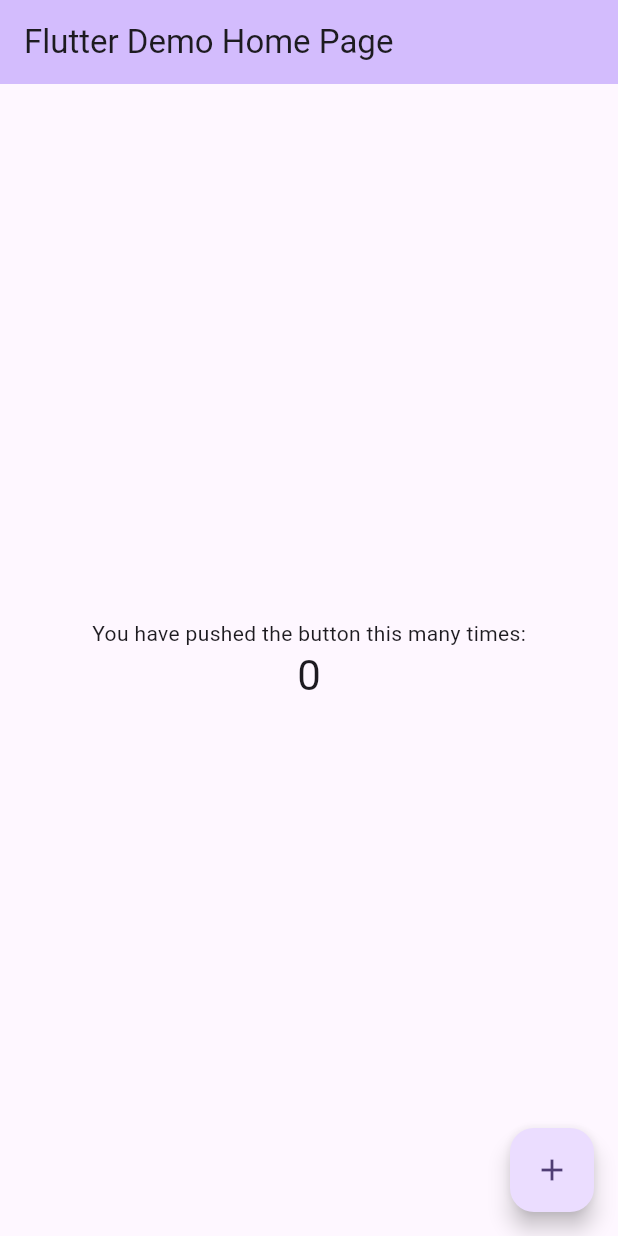
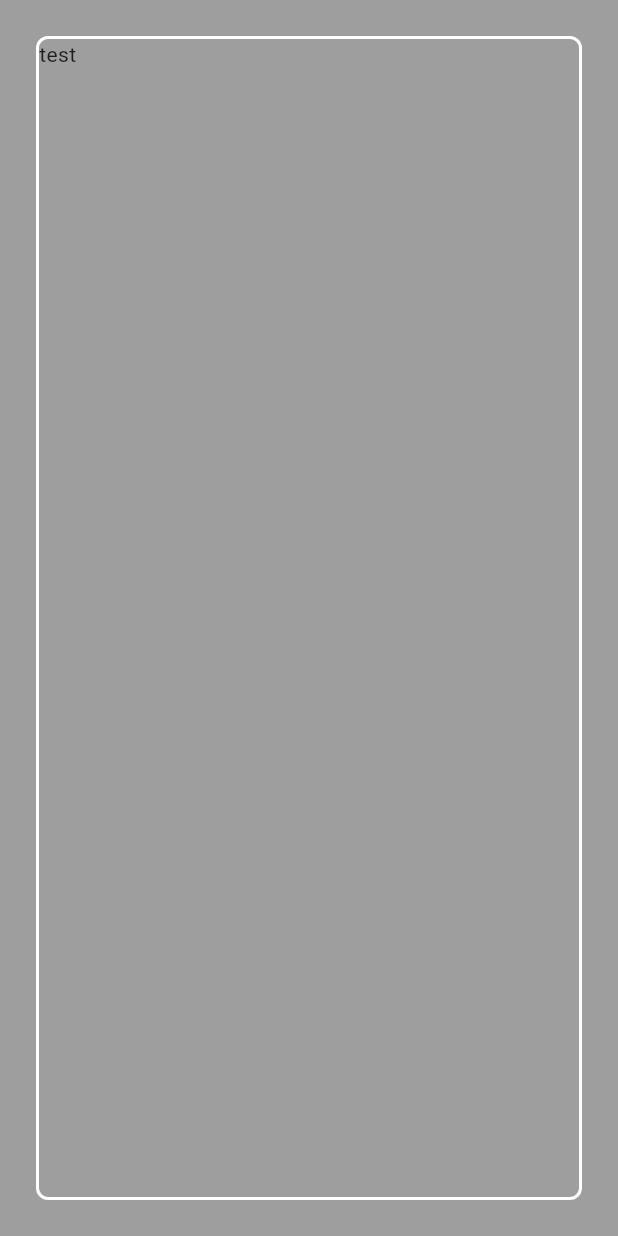
Before and after one commit to PiotrTyrakowski/AngelHackBountyOmnichainDefi, a Flutter app: the screen it shows after launch, on a phone screen of 412 x 824 dp. Run offline on Flutter 3.47's test engine with Material 3 defaults, Android fonts, the phone set to English and light mode, and no system bars.

Commit message:
main structure

```diff
--- /dev/null
+++ b/frontend/defi_flutter/lib/home_page.dart
@@ -0,0 +1,22 @@
+import 'package:flutter/material.dart';
+import 'rounded_container.dart';
+
+class HomePage extends StatelessWidget {
+  const HomePage({super.key});
+
+  @override
+  Widget build(BuildContext context) {
+    return Scaffold(
+      backgroundColor: Colors.black38,
+      body: Padding(
+          padding: const EdgeInsets.all(24),
+          child: LayoutBuilder(builder: (context, constraints) {
+            return RoundedContainer(
+                width: constraints.maxWidth,
+                height: constraints.maxHeight,
+                borderColor: Colors.white,
+                child: const Text("test"));
+          })),
+    );
+  }
+}
--- a/frontend/defi_flutter/lib/main.dart
+++ b/frontend/defi_flutter/lib/main.dart
@@ -1,4 +1,5 @@
 import 'package:flutter/material.dart';
+import 'home_page.dart';
 
 void main() {
   runApp(const MyApp());
@@ -10,116 +11,17 @@
   // This widget is the root of your application.
   @override
   Widget build(BuildContext context) {
+    const mainPage = HomePage();
+
     return MaterialApp(
-      title: 'Flutter Demo',
+      title: 'BestContracts',
       theme: ThemeData(
-        // This is the theme of your application.
-        //
-        // TRY THIS: Try running your application with "flutter run". You'll see
-        // the application has a purple toolbar. Then, without quitting the app,
-        // try changing the seedColor in the colorScheme below to Colors.green
-        // and then invoke "hot reload" (save your changes or press the "hot
-        // reload" button in a Flutter-supported IDE, or press "r" if you used
-        // the command line to start the app).
-        //
-        // Notice that the counter didn't reset back to zero; the application
-        // state is not lost during the reload. To reset the state, use hot
-        // restart instead.
-        //
-        // This works for code too, not just values: Most code changes can be
-        // tested with just a hot reload.
-        colorScheme: ColorScheme.fromSeed(seedColor: Colors.deepPurple),
-        useMaterial3: true,
+        colorScheme: ColorScheme.fromSeed(seedColor: Colors.deepPurple)
       ),
-      home: const MyHomePage(title: 'Flutter Demo Home Page'),
+      initialRoute: '/',
+      routes: {
+        '/': (context) => mainPage
+      }
     );
   }
 }
-
-class MyHomePage extends StatefulWidget {
-  const MyHomePage({super.key, required this.title});
-
-  // This widget is the home page of your application. It is stateful, meaning
-  // that it has a State object (defined below) that contains fields that affect
-  // how it looks.
-
-  // This class is the configuration for the state. It holds the values (in this
-  // case the title) provided by the parent (in this case the App widget) and
-  // used by the build method of the State. Fields in a Widget subclass are
-  // always marked "final".
-
-  final String title;
-
-  @override
-  State<MyHomePage> createState() => _MyHomePageState();
-}
-
-class _MyHomePageState extends State<MyHomePage> {
-  int _counter = 0;
-
-  void _incrementCounter() {
-    setState(() {
-      // This call to setState tells the Flutter framework that something has
-      // changed in this State, which causes it to rerun the build method below
-      // so that the display can reflect the updated values. If we changed
-      // _counter without calling setState(), then the build method would not be
-      // called again, and so nothing would appear to happen.
-      _counter++;
-    });
-  }
-
-  @override
-  Widget build(BuildContext context) {
-    // This method is rerun every time setState is called, for instance as done
-    // by the _incrementCounter method above.
-    //
-    // The Flutter framework has been optimized to make rerunning build methods
-    // fast, so that you can just rebuild anything that needs updating rather
-    // than having to individually change instances of widgets.
-    return Scaffold(
-      appBar: AppBar(
-        // TRY THIS: Try changing the color here to a specific color (to
-        // Colors.amber, perhaps?) and trigger a hot reload to see the AppBar
-        // change color while the other colors stay the same.
-        backgroundColor: Theme.of(context).colorScheme.inversePrimary,
-        // Here we take the value from the MyHomePage object that was created by
-        // the App.build method, and use it to set our appbar title.
-        title: Text(widget.title),
-      ),
-      body: Center(
-        // Center is a layout widget. It takes a single child and positions it
-        // in the middle of the parent.
-        child: Column(
-          // Column is also a layout widget. It takes a list of children and
-          // arranges them vertically. By default, it sizes itself to fit its
-          // children horizontally, and tries to be as tall as its parent.
-          //
-          // Column has various properties to control how it sizes itself and
-          // how it positions its children. Here we use mainAxisAlignment to
-          // center the children vertically; the main axis here is the vertical
-          // axis because Columns are vertical (the cross axis would be
-          // horizontal).
-          //
-          // TRY THIS: Invoke "debug painting" (choose the "Toggle Debug Paint"
-          // action in the IDE, or press "p" in the console), to see the
-          // wireframe for each widget.
-          mainAxisAlignment: MainAxisAlignment.center,
-          children: <Widget>[
-            const Text(
-              'You have pushed the button this many times:',
-            ),
-            Text(
-              '$_counter',
-              style: Theme.of(context).textTheme.headlineMedium,
-            ),
-          ],
-        ),
-      ),
-      floatingActionButton: FloatingActionButton(
-        onPressed: _incrementCounter,
-        tooltip: 'Increment',
-        child: const Icon(Icons.add),
-      ), // This trailing comma makes auto-formatting nicer for build methods.
-    );
-  }
-}
--- /dev/null
+++ b/frontend/defi_flutter/lib/rounded_container.dart
@@ -0,0 +1,42 @@
+import 'package:flutter/material.dart';
+
+class RoundedContainer extends StatelessWidget {
+  final double? width;
+  final double? height;
+  final Widget? child;
+  final Color backgroundColor; // Renamed to avoid confusion with borderColor
+  final Color borderColor; // Added for border color
+  final double borderRadius;
+  final double borderWidth; // Added for border width
+  final EdgeInsetsGeometry? padding;
+
+  const RoundedContainer({
+    super.key,
+    required this.width,
+    required this.height,
+    this.child,
+    this.backgroundColor = Colors.transparent, // Background color parameter
+    this.borderColor = Colors.black, // Border color parameter
+    this.borderRadius = 8.0,
+    this.borderWidth = 2.0, // Border width parameter
+    this.padding
+  });
+
+  @override
+  Widget build(BuildContext context) {
+    return Container(
+      width: width,
+      height: height,
+      padding: padding,
+      decoration: BoxDecoration(
+        color: backgroundColor, // Use background color for the background
+        borderRadius: BorderRadius.circular(borderRadius),
+        border: Border.all(
+          color: borderColor, // Set the border color
+          width: borderWidth, // Set the border width
+        ),
+      ),
+      child: child,
+    );
+  }
+}
```
